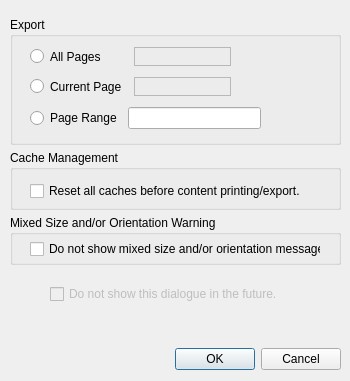
Before: the Qt Designer form mainApp/dialogexportpages.ui in trevorsandy/lpub3d-ci, drawn with Qt 5.
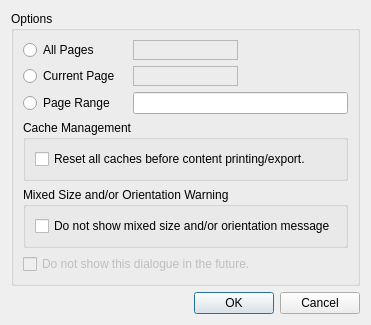
After: the same form once the commit is applied.

Commit message: Malformed UI form in Dark Mode #99

Diff of the .ui file:
```diff
--- a/mainApp/dialogexportpages.ui
+++ b/mainApp/dialogexportpages.ui
@@ -6,56 +6,36 @@
    <rect>
     <x>0</x>
     <y>0</y>
-    <width>350</width>
-    <height>381</height>
+    <width>332</width>
+    <height>298</height>
    </rect>
   </property>
   <property name="windowTitle">
    <string>Export Page</string>
   </property>
-  <widget class="QDialogButtonBox" name="buttonBoxExportPages">
-   <property name="geometry">
-    <rect>
-     <x>10</x>
-     <y>343</y>
-     <width>331</width>
-     <height>32</height>
-    </rect>
-   </property>
-   <property name="orientation">
-    <enum>Qt::Horizontal</enum>
-   </property>
-   <property name="standardButtons">
-    <set>QDialogButtonBox::Cancel|QDialogButtonBox::Ok</set>
-   </property>
-   <property name="centerButtons">
-    <bool>false</bool>
-   </property>
-  </widget>
+  <layout class="QVBoxLayout" name="verticalLayout_3">
+   <item>
   <widget class="QGroupBox" name="groupBoxPrintOptions">
-   <property name="geometry">
-    <rect>
-     <x>10</x>
-     <y>17</y>
-     <width>331</width>
-     <height>128</height>
-    </rect>
+     <property name="sizePolicy">
+      <sizepolicy hsizetype="Preferred" vsizetype="MinimumExpanding">
+       <horstretch>0</horstretch>
+       <verstretch>0</verstretch>
+      </sizepolicy>
    </property>
    <property name="title">
-    <string>Export</string>
-   </property>
-   <widget class="QWidget" name="layoutWidget">
-    <property name="geometry">
-     <rect>
-      <x>20</x>
-      <y>30</y>
-      <width>201</width>
-      <height>19</height>
-     </rect>
-    </property>
-    <layout class="QHBoxLayout" name="horizontalLayout">
+      <string>Options</string>
+     </property>
+     <layout class="QVBoxLayout" name="verticalLayout_2">
      <item>
+       <layout class="QGridLayout" name="gridLayout">
+        <item row="0" column="0">
       <widget class="QRadioButton" name="radioButtonAllPages">
+          <property name="sizePolicy">
+           <sizepolicy hsizetype="Preferred" vsizetype="Fixed">
+            <horstretch>0</horstretch>
+            <verstretch>0</verstretch>
+           </sizepolicy>
+          </property>
        <property name="toolTip">
         <string/>
        </property>
@@ -64,8 +44,14 @@
        </property>
       </widget>
      </item>
-     <item>
+        <item row="0" column="1">
       <widget class="QLabel" name="labelAllPages">
+          <property name="sizePolicy">
+           <sizepolicy hsizetype="Preferred" vsizetype="MinimumExpanding">
+            <horstretch>0</horstretch>
+            <verstretch>0</verstretch>
+           </sizepolicy>
+          </property>
        <property name="frameShape">
         <enum>QFrame::StyledPanel</enum>
        </property>
@@ -77,27 +63,27 @@
        </property>
       </widget>
      </item>
-    </layout>
-   </widget>
-   <widget class="QWidget" name="layoutWidget">
-    <property name="geometry">
-     <rect>
-      <x>20</x>
-      <y>60</y>
-      <width>201</width>
-      <height>19</height>
-     </rect>
-    </property>
-    <layout class="QHBoxLayout" name="horizontalLayout_2">
-     <item>
+        <item row="1" column="0">
       <widget class="QRadioButton" name="radioButtonCurrentPage">
+          <property name="sizePolicy">
+           <sizepolicy hsizetype="Preferred" vsizetype="Fixed">
+            <horstretch>0</horstretch>
+            <verstretch>0</verstretch>
+           </sizepolicy>
+          </property>
        <property name="text">
         <string>Current Page</string>
        </property>
       </widget>
      </item>
-     <item>
+        <item row="1" column="1">
       <widget class="QLabel" name="labelCurrentPage">
+          <property name="sizePolicy">
+           <sizepolicy hsizetype="Preferred" vsizetype="MinimumExpanding">
+            <horstretch>0</horstretch>
+            <verstretch>0</verstretch>
+           </sizepolicy>
+          </property>
        <property name="frameShape">
         <enum>QFrame::StyledPanel</enum>
        </property>
@@ -106,55 +92,55 @@
        </property>
       </widget>
      </item>
-    </layout>
-   </widget>
-   <widget class="QWidget" name="layoutWidget">
-    <property name="geometry">
-     <rect>
-      <x>20</x>
-      <y>90</y>
-      <width>231</width>
-      <height>22</height>
-     </rect>
-    </property>
-    <layout class="QHBoxLayout" name="horizontalLayout_3">
-     <item>
+        <item row="2" column="0">
       <widget class="QRadioButton" name="radioButtonPageRange">
+          <property name="sizePolicy">
+           <sizepolicy hsizetype="Preferred" vsizetype="Fixed">
+            <horstretch>0</horstretch>
+            <verstretch>0</verstretch>
+           </sizepolicy>
+          </property>
        <property name="text">
         <string>Page Range</string>
        </property>
       </widget>
      </item>
-     <item>
+        <item row="2" column="1" colspan="2">
       <widget class="QLineEdit" name="lineEditPageRange">
+          <property name="sizePolicy">
+           <sizepolicy hsizetype="Expanding" vsizetype="MinimumExpanding">
+            <horstretch>0</horstretch>
+            <verstretch>0</verstretch>
+           </sizepolicy>
+          </property>
        <property name="toolTip">
         <string>Enter page numbers and/or page ranges. For example, 1,3,5,7-9</string>
        </property>
       </widget>
      </item>
     </layout>
-   </widget>
-  </widget>
+      </item>
+      <item>
+       <layout class="QVBoxLayout" name="verticalLayout">
+        <item>
   <widget class="QGroupBox" name="groupBoxExportCache">
-   <property name="geometry">
-    <rect>
-     <x>10</x>
-     <y>150</y>
-     <width>331</width>
-     <height>60</height>
-    </rect>
+          <property name="sizePolicy">
+           <sizepolicy hsizetype="Expanding" vsizetype="MinimumExpanding">
+            <horstretch>0</horstretch>
+            <verstretch>0</verstretch>
+           </sizepolicy>
    </property>
    <property name="title">
     <string>Cache Management</string>
    </property>
+          <layout class="QHBoxLayout" name="horizontalLayout">
+           <item>
    <widget class="QCheckBox" name="checkBoxResetCache">
-    <property name="geometry">
-     <rect>
-      <x>20</x>
-      <y>31</y>
-      <width>291</width>
-      <height>20</height>
-     </rect>
+             <property name="sizePolicy">
+              <sizepolicy hsizetype="Preferred" vsizetype="MinimumExpanding">
+               <horstretch>0</horstretch>
+               <verstretch>0</verstretch>
+              </sizepolicy>
     </property>
     <property name="toolTip">
      <string>Check to clear all caches before printing/export</string>
@@ -163,27 +149,29 @@
      <string>Reset all caches before content printing/export.</string>
     </property>
    </widget>
-  </widget>
+           </item>
+          </layout>
+         </widget>
+        </item>
+        <item>
   <widget class="QGroupBox" name="groupBoxMixedPageSizes">
-   <property name="geometry">
-    <rect>
-     <x>10</x>
-     <y>215</y>
-     <width>331</width>
-     <height>50</height>
-    </rect>
+          <property name="sizePolicy">
+           <sizepolicy hsizetype="Preferred" vsizetype="MinimumExpanding">
+            <horstretch>0</horstretch>
+            <verstretch>0</verstretch>
+           </sizepolicy>
    </property>
    <property name="title">
     <string>Mixed Size and/or Orientation Warning</string>
    </property>
+          <layout class="QHBoxLayout" name="horizontalLayout_2">
+           <item>
    <widget class="QCheckBox" name="checkBoxIgnoreMixedPageSizes">
-    <property name="geometry">
-     <rect>
-      <x>20</x>
-      <y>24</y>
-      <width>291</width>
-      <height>20</height>
-     </rect>
+             <property name="sizePolicy">
+              <sizepolicy hsizetype="Preferred" vsizetype="MinimumExpanding">
+               <horstretch>0</horstretch>
+               <verstretch>0</verstretch>
+              </sizepolicy>
     </property>
     <property name="toolTip">
      <string>Ignore mixed page size and/or orientation message when previewing pages.</string>
@@ -192,18 +180,20 @@
      <string>Do not show mixed size and/or orientation message</string>
     </property>
    </widget>
-  </widget>
+           </item>
+          </layout>
+         </widget>
+        </item>
+        <item>
   <widget class="QCheckBox" name="doNotShowPageProcessDlgChk">
    <property name="enabled">
     <bool>false</bool>
    </property>
-   <property name="geometry">
-    <rect>
-     <x>50</x>
-     <y>284</y>
-     <width>251</width>
-     <height>20</height>
-    </rect>
+          <property name="sizePolicy">
+           <sizepolicy hsizetype="Preferred" vsizetype="MinimumExpanding">
+            <horstretch>0</horstretch>
+            <verstretch>0</verstretch>
+           </sizepolicy>
    </property>
    <property name="toolTip">
     <string>Do not show this dialogue. You can reset this opton in Preferences.</string>
@@ -212,6 +202,40 @@
     <string>Do not show this dialogue in the future.</string>
    </property>
   </widget>
+        </item>
+       </layout>
+      </item>
+     </layout>
+     <zorder></zorder>
+    </widget>
+   </item>
+   <item>
+    <spacer name="verticalSpacer">
+     <property name="orientation">
+      <enum>Qt::Vertical</enum>
+     </property>
+     <property name="sizeHint" stdset="0">
+      <size>
+       <width>309</width>
+       <height>4</height>
+      </size>
+     </property>
+    </spacer>
+   </item>
+   <item>
+    <widget class="QDialogButtonBox" name="buttonBoxExportPages">
+     <property name="orientation">
+      <enum>Qt::Horizontal</enum>
+     </property>
+     <property name="standardButtons">
+      <set>QDialogButtonBox::Cancel|QDialogButtonBox::Ok</set>
+     </property>
+     <property name="centerButtons">
+      <bool>false</bool>
+     </property>
+    </widget>
+   </item>
+  </layout>
  </widget>
  <resources/>
  <connections>
```
Lines whose indentation alone changed are shown as unchanged. The commit also changes 2 other files.
